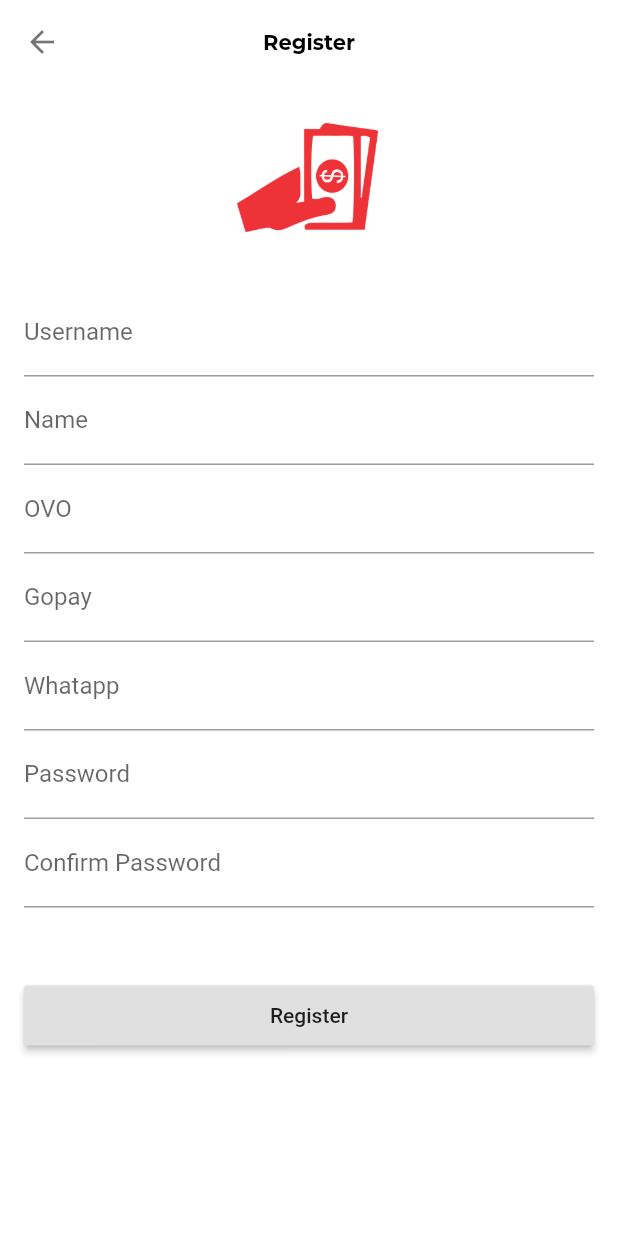
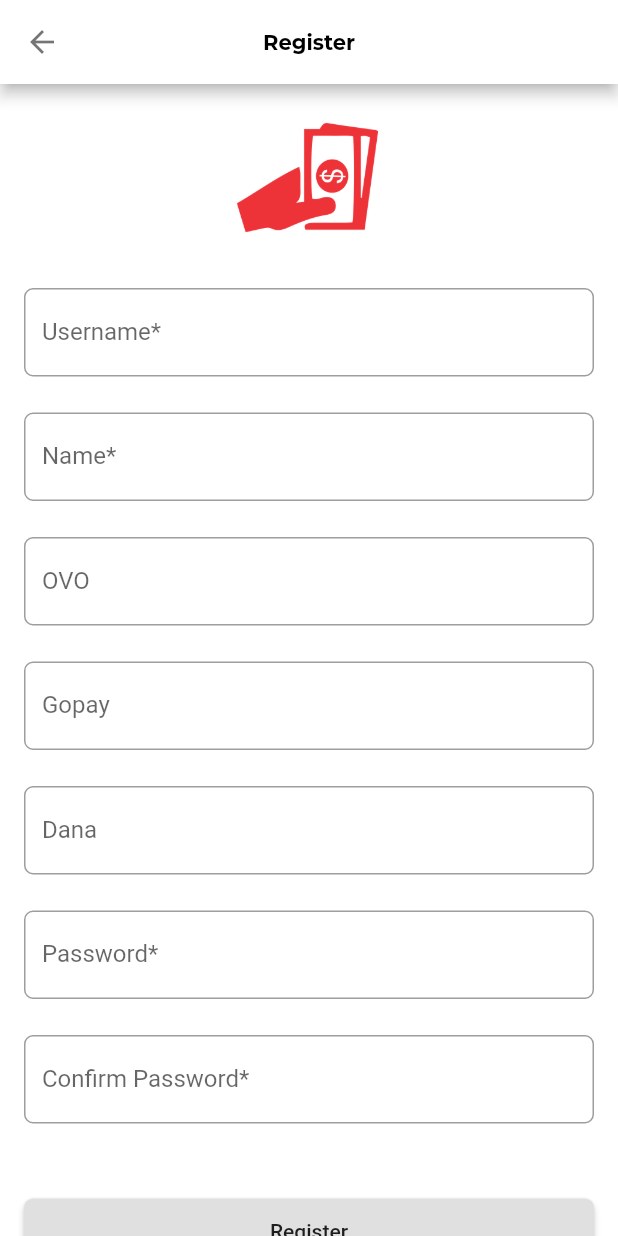
Before and after one commit to jhoanrivers/update_perhutangan, a Flutter app: the screen it shows after launch, after a tap on "Sign Up", on a phone screen of 412 x 824 dp. Run offline on Flutter 3.47's test engine with Material 2 defaults, Android fonts, the light colour scheme and no system bars; our stand-ins replace bloc, cached_network_image, equatable, flutter_bloc; project files that could hold a hidden picture were left out.

Commit message:
third-commit

```diff
--- a/lib/src/page/login/login_form.dart
+++ b/lib/src/page/login/login_form.dart
@@ -7,6 +7,7 @@ import 'package:updateperutangan/src/page/login/bloc/login_bloc.dart';
 import 'package:updateperutangan/src/page/login/bloc/login_event.dart';
 import 'package:updateperutangan/src/page/login/bloc/login_state.dart';
 import 'package:updateperutangan/src/page/register/register_page.dart';
+import 'package:updateperutangan/src/page/register/register_view.dart';
 import 'package:updateperutangan/src/utils/basestyle.dart';
 
 class LoginForm extends StatefulWidget {
@@ -103,7 +104,7 @@ class _LoginFormState extends State<LoginForm> {
                       mainAxisAlignment: MainAxisAlignment.center,
                       children: <Widget>[
                         SizedBox(
-                          height: 100,
+                          height: 140,
                         ),
                         Container(
                             height: 100,
@@ -188,7 +189,6 @@ class _LoginFormState extends State<LoginForm> {
                             InkWell(
                               onTap: (){
                                 Navigator.push(context, MaterialPageRoute(builder: (context) => RegisterPage()));
-
                               },
                               child: Text('Sign Up',
                                 style: BaseStyle.ts12BlueBold,),
--- a/lib/src/page/register/bloc/register_event.dart
+++ b/lib/src/page/register/bloc/register_event.dart
@@ -1,5 +1,6 @@
 
 import 'package:equatable/equatable.dart';
+import 'package:meta/meta.dart';
 
 abstract class RegisterEvent extends Equatable{
   const RegisterEvent();
@@ -9,3 +10,29 @@ abstract class RegisterEvent extends Equatable{
     return [];
   }
 }
+
+class RegisterButtonPressed extends RegisterEvent {
+
+  final String username;
+  final String name;
+  final String password;
+  final String ovo;
+  final String gopay;
+  final String dana;
+
+  RegisterButtonPressed({
+    this.ovo,
+    this.gopay,
+    this.dana,
+    @required this.username,
+    @required this.name,
+    @required this.password,
+
+  });
+
+
+
+
+
+
+}
--- a/lib/src/page/register/bloc/register_state.dart
+++ b/lib/src/page/register/bloc/register_state.dart
@@ -0,0 +1,20 @@
+
+
+import 'package:equatable/equatable.dart';
+
+abstract class RegisterState extends Equatable{
+  const RegisterState();
+
+  @override
+  List<Object> get props {
+    return [];
+  }
+}
+
+class InitialRegister extends RegisterState{}
+
+class LoadingRegister extends RegisterState{}
+
+class SuccessRegister extends RegisterState{}
+
+class ErrorRegister extends RegisterState{}
--- a/lib/src/page/register/register_page.dart
+++ b/lib/src/page/register/register_page.dart
@@ -1,107 +1,16 @@
 
 
 import 'package:flutter/material.dart';
-import 'package:updateperutangan/src/utils/basestyle.dart';
+import 'package:flutter_bloc/flutter_bloc.dart';
+import 'package:updateperutangan/src/page/register/bloc/register_bloc.dart';
+import 'package:updateperutangan/src/page/register/register_view.dart';
 
-class RegisterPage extends StatefulWidget {
-  @override
-  _RegisterPageState createState() => _RegisterPageState();
-}
-
-class _RegisterPageState extends State<RegisterPage> {
-
-  var usernameController = TextEditingController();
-  var nameController = TextEditingController();
-  var ovoController = TextEditingController();
-  var gojekController = TextEditingController();
-  var waController = TextEditingController();
-  var passwordController = TextEditingController();
-
-
+class RegisterPage extends StatelessWidget {
   @override
   Widget build(BuildContext context) {
-    return Scaffold(
-      backgroundColor: Colors.white,
-      appBar: AppBar(
-        backgroundColor: Colors.white,
-        elevation: 0,
-        title: Text('Register',
-        style: BaseStyle.ts14PrimaryBold,),
-        centerTitle: true,
-        iconTheme: IconThemeData(
-          color: Colors.black54
-        ),
-      ),
-
-      body: SingleChildScrollView(
-        child: Padding(
-          padding: EdgeInsets.all(16),
-          child:  Center(
-            child: Column(
-              mainAxisAlignment: MainAxisAlignment.center,
-              children: <Widget>[
-                Container(
-                    height: 100,
-                    width: 100,
-                    child: Image.asset('assets/logo.png')
-                ),
-                SizedBox(
-                  height: 20,
-                ),
-                TextFormField(
-                  decoration: InputDecoration(
-                      labelText: 'Username'
-                  ),
-                ),
-                TextFormField(
-                  decoration: InputDecoration(
-                      labelText: 'Name'
-                  ),
-                ),
-                TextFormField(
-                  decoration: InputDecoration(
-                      labelText: 'OVO'
-                  ),
-                ),
-                TextFormField(
-                  decoration: InputDecoration(
-                      labelText: 'Gopay'
-                  ),
-                ),
-                TextFormField(
-                  decoration: InputDecoration(
-                      labelText: 'Whatapp'
-                  ),
-                ),
-                TextFormField(
-                  decoration: InputDecoration(
-                      labelText: 'Password'
-                  ),
-                ),TextFormField(
-                  decoration: InputDecoration(
-                      labelText: 'Confirm Password'
-                  ),
-                ),
-                SizedBox(
-                  height: 48,
-                ),
-                SizedBox(
-                  width: double.infinity,
-                  child: RaisedButton(
-                    padding: EdgeInsets.symmetric(vertical: 12),
-                    onPressed: (){},
-                    child: Text('Register'),
-                  ),
-                )
-
-              ],
-            ),
-          ),
-        ),
-      )
-
-
-
+    return BlocProvider(
+      create: (BuildContext context) => RegisterBloc(),
+      child: RegisterView(),
     );
   }
 }
--- /dev/null
+++ b/lib/src/page/register/register_view.dart
@@ -0,0 +1,303 @@
+
+
+import 'package:flutter/material.dart';
+import 'package:flutter_bloc/flutter_bloc.dart';
+import 'package:updateperutangan/src/page/login/login_page.dart';
+import 'package:updateperutangan/src/page/register/bloc/register_bloc.dart';
+import 'package:updateperutangan/src/page/register/bloc/register_state.dart';
+import 'package:updateperutangan/src/utils/basestyle.dart';
+
+class RegisterView extends StatefulWidget {
+  @override
+  _RegisterViewState createState() => _RegisterViewState();
+}
+
+class _RegisterViewState extends State<RegisterView> {
+
+  var usernameController = TextEditingController();
+  var nameController = TextEditingController();
+  var ovoController = TextEditingController();
+  var gopayController = TextEditingController();
+  var danaController = TextEditingController();
+  var passwordController = TextEditingController();
+
+  final _formkeyRegister = GlobalKey<FormState>();
+  bool autoVal = false;
+  bool obsecurePass = true;
+
+  RegisterBloc registerBloc;
+
+  @override
+  void initState() {
+    // TODO: implement initState
+    super.initState();
+    registerBloc = BlocProvider.of<RegisterBloc>(context);
+
+  }
+
+
+
+  @override
+  Widget build(BuildContext context) {
+
+    return BlocListener<RegisterBloc,RegisterState>(
+      listener: (context, state){
+        if(state is LoadingRegister){
+          showDialog(
+            context: context,
+            barrierDismissible: false,
+            builder: (BuildContext context) {
+              return Dialog(
+                shape: RoundedRectangleBorder(
+                    borderRadius: BorderRadius.circular(6)
+                ),
+                child: Padding(
+                  padding: EdgeInsets.all(20),
+                  child: Row(
+                    mainAxisSize: MainAxisSize.min,
+                    children: [
+                      CircularProgressIndicator(),
+                      SizedBox(width: 20,),
+                      Text("Registering Process"),
+                    ],
+                  ),
+                ),
+              );
+            },
+          );
+        }
+
+        if(state is ErrorRegister){
+          Navigator.pop(context);
+          Scaffold.of(context).showSnackBar(
+            SnackBar(
+              content: Text('Login Failure'),
+              backgroundColor: Colors.red,
+            ),
+          );
+        }
+
+        if(state is SuccessRegister){
+          Navigator.pop(context);
+          Navigator.pop(context);
+          Scaffold.of(context).showSnackBar(
+            SnackBar(
+              content: Text('Register success, please login with your new account'),
+              backgroundColor: Colors.blue,
+            ),
+          );
+        }
+
+
+      },
+      child: BlocBuilder<RegisterBloc,RegisterState>(
+        builder: (BuildContext context, RegisterState state) {
+          return Scaffold(
+              backgroundColor: Colors.white,
+              appBar: AppBar(
+                backgroundColor: Colors.white,
+                title: Text('Register',
+                  style: BaseStyle.ts14PrimaryBold,),
+                centerTitle: true,
+                iconTheme: IconThemeData(
+                    color: Colors.black54
+                ),
+              ),
+
+              body: SingleChildScrollView(
+                child: Padding(
+                  padding: EdgeInsets.all(16),
+                  child:  Center(
+                    child: Column(
+                      mainAxisAlignment: MainAxisAlignment.center,
+                      children: <Widget>[
+                        Container(
+                            height: 100,
+                            width: 100,
+                            child: Image.asset('assets/logo.png')
+                        ),
+                        SizedBox(
+                          height: 20,
+                        ),
+                        Form(
+                          key: _formkeyRegister,
+                          child: Column(
+                            children: <Widget>[
+                              TextFormField(
+                                decoration: InputDecoration(
+                                    border: OutlineInputBorder(
+                                        borderRadius: BorderRadius.circular(6),
+                                        borderSide: BorderSide()
+                                    ),
+                                    labelText: 'Username*'
+                                ),
+                                autovalidate: autoVal,
+                                validator: (value){
+                                  if(value.isEmpty){
+                                    return 'Username Cannot be empty';
+                                  }
+                                  return null;
+                                },
+                                controller: usernameController,
+                              ),
+                              SizedBox(
+                                height: 24,
+                              ),
+
+                              TextFormField(
+                                decoration: InputDecoration(
+                                  border: OutlineInputBorder(
+                                      borderRadius: BorderRadius.circular(6),
+                                      borderSide: BorderSide()
+                                  ),
+                                  labelText: 'Name*',
+                                ),
+                                autovalidate: autoVal,
+                                validator: (value){
+                                  if(value.isEmpty){
+                                    return 'Name cannot be empty';
+                                  }
+                                  return null;
+                                },
+                                controller: nameController,
+
+                              ),
+
+                              SizedBox(
+                                height: 24,
+                              ),
+
+                              TextFormField(
+                                decoration: InputDecoration(
+                                  labelText: 'OVO',
+                                  border: OutlineInputBorder(
+                                      borderRadius: BorderRadius.circular(6),
+                                      borderSide: BorderSide()
+                                  ),
+                                ),
+                                controller: ovoController,
+                              ),
+                              SizedBox(
+                                height: 24,
+                              ),
+                              TextFormField(
+                                decoration: InputDecoration(
+                                    labelText: 'Gopay',
+                                    border: OutlineInputBorder(
+                                        borderRadius: BorderRadius.circular(6),
+                                        borderSide: BorderSide()
+                                    )
+                                ),
+                                controller: gopayController,
+                              ),
+                              SizedBox(
+                                height: 24,
+                              ),
+                              TextFormField(
+                                decoration: InputDecoration(
+                                    labelText: 'Dana',
+                                    border: OutlineInputBorder(
+                                        borderRadius: BorderRadius.circular(6),
+                                        borderSide: BorderSide()
+                                    )
+                                ),
+                                controller: danaController,
+                              ),
+                              SizedBox(
+                                height: 24,
+                              ),
+                              TextFormField(
+                                decoration: InputDecoration(
+                                    labelText: 'Password*',
+                                    border: OutlineInputBorder(
+                                        borderRadius: BorderRadius.circular(6),
+                                        borderSide: BorderSide()
+                                    ),
+                                    suffix: GestureDetector(
+                                      onTap: (){
+                                        setState(() {
+                                          obsecurePass = !obsecurePass;
+                                        });
+                                      },
+                                      child: obsecurePass
+                                          ? Text('Show')
+                                          : Text('Hide'),
+                                    )
+                                ),
+                                controller: passwordController,
+                                autovalidate: autoVal,
+                                validator: (value){
+                                  if(value.isEmpty){
+                                    return 'Password can not be empty';
+                                  }
+                                  return null;
+                                },
+                              ),
+                              SizedBox(
+                                height: 24,
+                              ),
+
+                              TextFormField(
+                                decoration: InputDecoration(
+                                    labelText: 'Confirm Password*',
+                                    border: OutlineInputBorder(
+                                        borderRadius: BorderRadius.circular(6),
+                                        borderSide: BorderSide()
+                                    )
+                                ),
+                                validator: (value){
+                                  if(value.isEmpty){
+                                    return 'Password can not be empty';
+                                  }
+                                  if(value != passwordController.text){
+                                    return 'Confirm password must be similar with password';
+                                  }
+                                  return null;
+                                },
+                              ),
+                              SizedBox(
+                                height: 48,
+                              ),
+                            ],
+                          ),
+                        ),
+
+                        SizedBox(
+                          width: double.infinity,
+                          child: RaisedButton(
+                            shape: RoundedRectangleBorder(
+                                borderRadius: BorderRadius.circular(6)
+                            ),
+                            padding: EdgeInsets.symmetric(vertical: 14),
+                            onPressed: _onButtonRegisterPressed,
+                            child: Text('Register'),
+                          ),
+                        )
+
+                      ],
+                    ),
+                  ),
+                ),
+              )
+
+
+
+          );
+        },
+
+      ),
+    );
+  }
+
+  void _onButtonRegisterPressed() {
+
+    if(!_formkeyRegister.currentState.validate()){
+      setState(() {
+        autoVal = true;
+      });
+    }
+    else{
+
+    }
+  }
+}
```
Also changed, not shown: lib/src/page/register/bloc/register_bloc.dart (+45 -0 lines), pubspec.lock.
